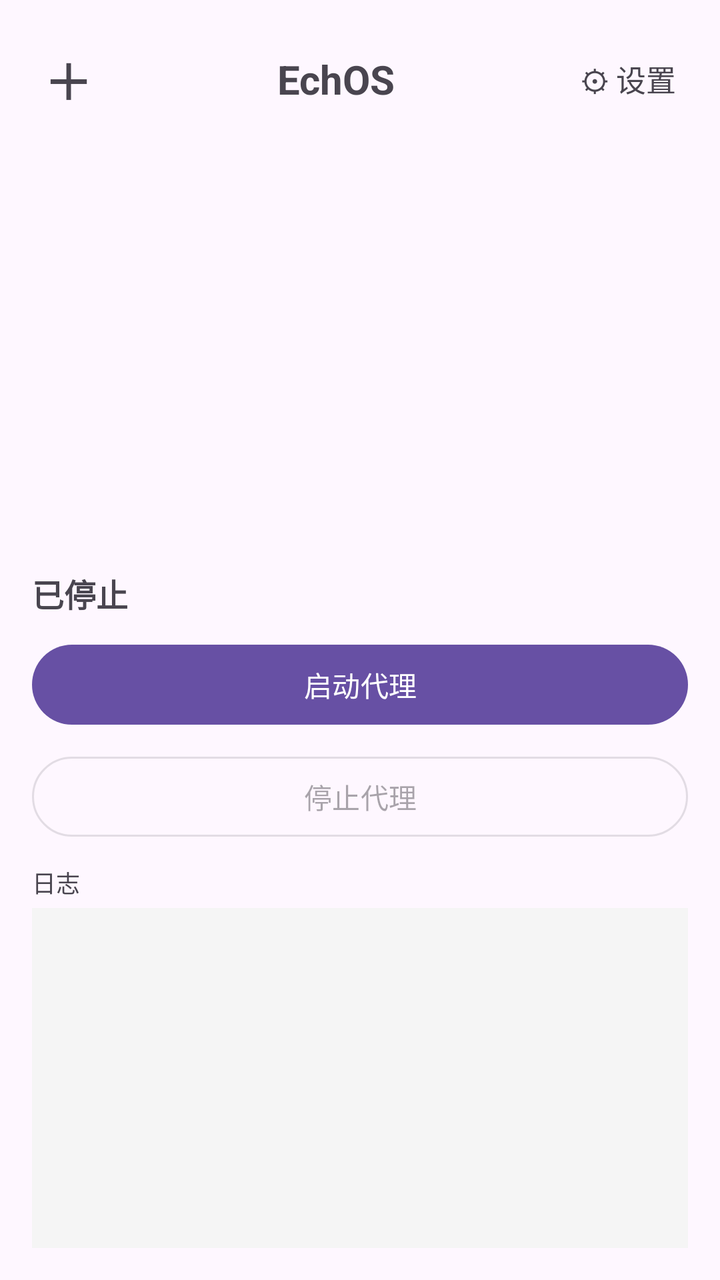
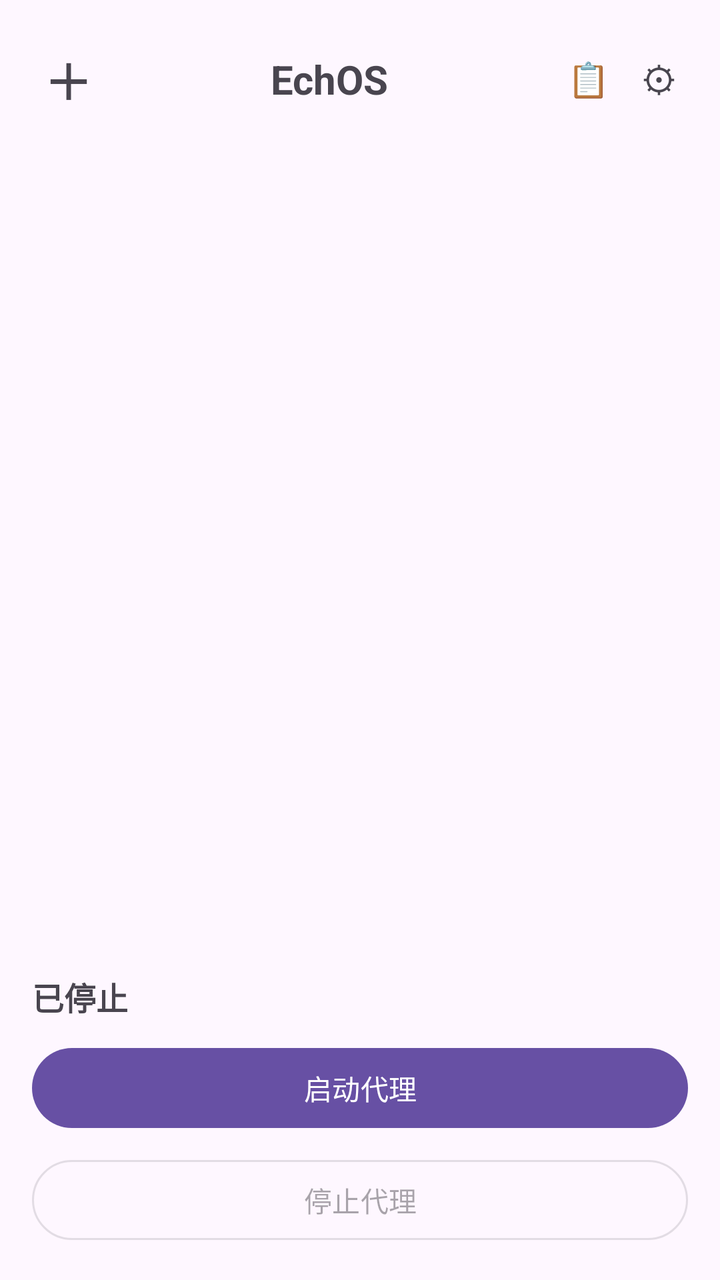

The first picture is an Android layout as it rendered before a commit; the second is the same layout after the commit. The layout source and the unified diff follow.
<!-- AndroidManifest.xml: application theme Theme.EchOS -->
<!-- res/layout/activity_main.xml -->
<?xml version="1.0" encoding="utf-8"?>
<LinearLayout xmlns:android="http://schemas.android.com/apk/res/android"
    xmlns:app="http://schemas.android.com/apk/res-auto"
    android:layout_width="match_parent"
    android:layout_height="match_parent"
    android:orientation="vertical"
    android:padding="16dp">

    
    <LinearLayout
        android:layout_width="match_parent"
        android:layout_height="wrap_content"
        android:gravity="center_vertical"
        android:orientation="horizontal">

        <TextView
            android:id="@+id/btnAddCard"
            android:layout_width="wrap_content"
            android:layout_height="wrap_content"
            android:background="?attr/selectableItemBackgroundBorderless"
            android:padding="6dp"
            android:text="＋"
            android:textSize="24sp"
            android:textStyle="bold" />

        <TextView
            android:layout_width="0dp"
            android:layout_height="wrap_content"
            android:layout_weight="1"
            android:gravity="center"
            android:text="@string/app_name"
            android:textSize="20sp"
            android:textStyle="bold" />

        <TextView
            android:id="@+id/btnSettings"
            android:layout_width="wrap_content"
            android:layout_height="wrap_content"
            android:background="?attr/selectableItemBackgroundBorderless"
            android:padding="6dp"
            android:text="⚙ 设置"
            android:textSize="15sp" />
    </LinearLayout>

    
    <ScrollView
        android:id="@+id/cardsScroll"
        android:layout_width="match_parent"
        android:layout_height="0dp"
        android:layout_marginTop="8dp"
        android:layout_weight="1">

        <LinearLayout
            android:id="@+id/cardsContainer"
            android:layout_width="match_parent"
            android:layout_height="wrap_content"
            android:orientation="vertical" />
    </ScrollView>

    <TextView
        android:id="@+id/statusView"
        android:layout_width="match_parent"
        android:layout_height="wrap_content"
        android:layout_marginTop="10dp"
        android:text="@string/stopped"
        android:textSize="16sp"
        android:textStyle="bold" />

    <com.google.android.material.button.MaterialButton
        android:id="@+id/btnStart"
        android:layout_width="match_parent"
        android:layout_height="wrap_content"
        android:layout_marginTop="10dp"
        android:text="@string/start" />

    <com.google.android.material.button.MaterialButton
        android:id="@+id/btnStop"
        style="@style/Widget.Material3.Button.OutlinedButton"
        android:layout_width="match_parent"
        android:layout_height="wrap_content"
        android:layout_marginTop="8dp"
        android:enabled="false"
        android:text="@string/stop" />

    <TextView
        android:layout_width="match_parent"
        android:layout_height="wrap_content"
        android:layout_marginTop="10dp"
        android:text="日志"
        android:textSize="12sp" />

    <ScrollView
        android:layout_width="match_parent"
        android:layout_height="170dp"
        android:layout_marginTop="4dp"
        android:background="#F5F5F5">

        <TextView
            android:id="@+id/logView"
            android:layout_width="match_parent"
            android:layout_height="wrap_content"
            android:fontFamily="monospace"
            android:padding="8dp"
            android:textIsSelectable="true"
            android:textSize="11sp" />
    </ScrollView>
</LinearLayout>
<!-- resources referenced by this layout -->
<resources>
  <string name="app_name">EchOS</string>
  <string name="start">启动代理</string>
  <string name="stop">停止代理</string>
  <string name="stopped">已停止</string>
  <style name="Theme.EchOS" parent="Theme.Material3.DayNight.NoActionBar" />
</resources>

<!-- the commit's change to res/layout/activity_main.xml (unified diff, before → after) -->
@@ -1,6 +1,5 @@
 <?xml version="1.0" encoding="utf-8"?>
 <LinearLayout xmlns:android="http://schemas.android.com/apk/res/android"
-    xmlns:app="http://schemas.android.com/apk/res-auto"
     android:layout_width="match_parent"
     android:layout_height="match_parent"
     android:orientation="vertical"
@@ -33,18 +32,27 @@
             android:textStyle="bold" />
 
         <TextView
-            android:id="@+id/btnSettings"
+            android:id="@+id/btnLogs"
             android:layout_width="wrap_content"
             android:layout_height="wrap_content"
             android:background="?attr/selectableItemBackgroundBorderless"
             android:padding="6dp"
-            android:text="⚙ 设置"
-            android:textSize="15sp" />
+            android:text="📋"
+            android:textSize="17sp" />
+
+        <TextView
+            android:id="@+id/btnSettings"
+            android:layout_width="wrap_content"
+            android:layout_height="wrap_content"
+            android:layout_marginStart="4dp"
+            android:background="?attr/selectableItemBackgroundBorderless"
+            android:padding="6dp"
+            android:text="⚙"
+            android:textSize="18sp" />
     </LinearLayout>
 
     
     <ScrollView
-        android:id="@+id/cardsScroll"
         android:layout_width="match_parent"
         android:layout_height="0dp"
         android:layout_marginTop="8dp"
@@ -81,27 +89,4 @@
         android:layout_marginTop="8dp"
         android:enabled="false"
         android:text="@string/stop" />
-
-    <TextView
-        android:layout_width="match_parent"
-        android:layout_height="wrap_content"
-        android:layout_marginTop="10dp"
-        android:text="日志"
-        android:textSize="12sp" />
-
-    <ScrollView
-        android:layout_width="match_parent"
-        android:layout_height="170dp"
-        android:layout_marginTop="4dp"
-        android:background="#F5F5F5">
-
-        <TextView
-            android:id="@+id/logView"
-            android:layout_width="match_parent"
-            android:layout_height="wrap_content"
-            android:fontFamily="monospace"
-            android:padding="8dp"
-            android:textIsSelectable="true"
-            android:textSize="11sp" />
-    </ScrollView>
 </LinearLayout>
